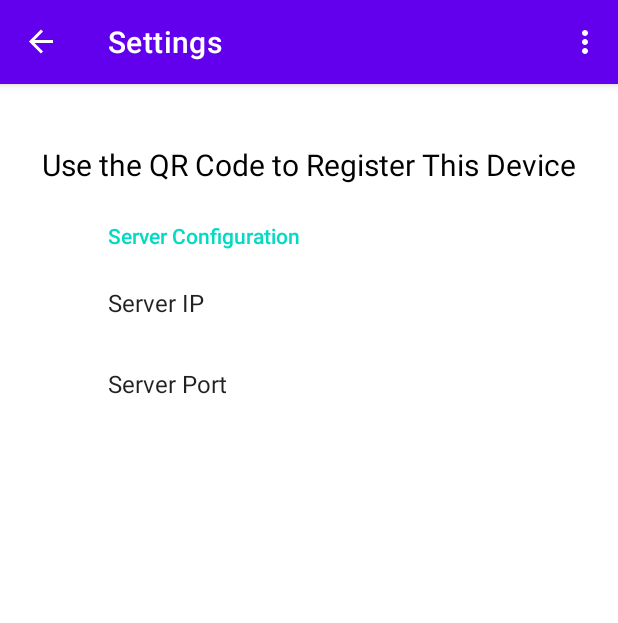
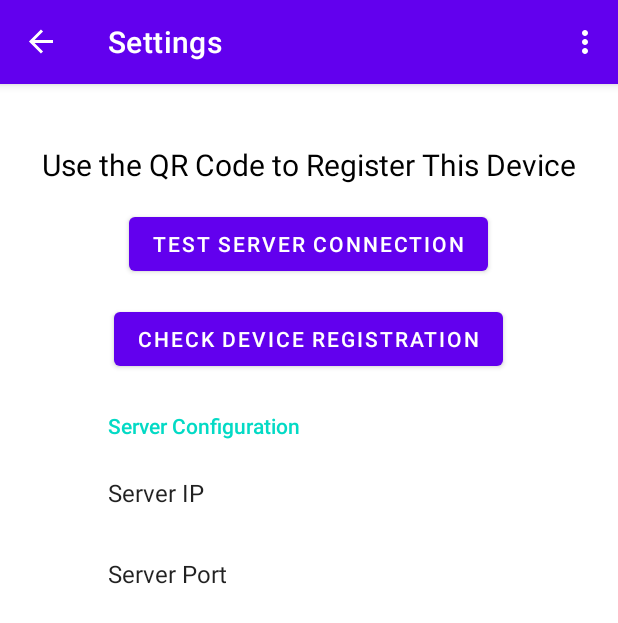
Before and after one commit to conifer0us/skPOS-v1-mockup, an Android app: the SettingsContainerScreen screen opened through its navigation route, on a phone screen of 412 x 824 dp. Shown: the top 623 px of the screen. Run offline under Robolectric (Android 15) with nearby library versions, the phone set to English and light mode, and no system bars; our stand-ins replace androidx.preference, navigation-ui; libraries missing offline, so code that uses them is left out: net.glxn.qrgen; 2 statements that could not run were skipped.

Commit message:
Add API endpoint for devices to check registration. Add buttons to app settings page to test connection

```diff
--- a/SKPOSandroid/app/src/main/res/layout/fragment_settings_container_screen.xml
+++ b/SKPOSandroid/app/src/main/res/layout/fragment_settings_container_screen.xml
@@ -32,6 +32,24 @@
                 android:layout_gravity="center_horizontal"
                 />
 
+            <Button
+                android:id="@+id/TestServerConnection"
+                android:text="@string/ServerTestButton"
+                android:layout_width="wrap_content"
+                android:layout_height="wrap_content"
+                android:layout_gravity="center_horizontal"
+                android:layout_marginTop="15dp"
+                />
+
+            <Button
+                android:id="@+id/TestDeviceRegistration"
+                android:text="@string/RegistrationCheckButton"
+                android:layout_width="wrap_content"
+                android:layout_height="wrap_content"
+                android:layout_gravity="center_horizontal"
+                android:layout_marginTop="15dp"
+                />
+
             <FrameLayout
                 android:id="@+id/settings"
                 android:layout_width="match_parent"
--- a/SKPOSandroid/app/src/main/res/values/strings.xml
+++ b/SKPOSandroid/app/src/main/res/values/strings.xml
@@ -25,6 +25,8 @@
     <string name="ServerIPPrompt">Server IP</string>
     <string name="ServerPortPrompt">Server Port</string>
     <string name="QRDescription">Use the QR Code to Register This Device</string>
+    <string name="ServerTestButton">Test Server Connection</string>
+    <string name="RegistrationCheckButton">Check Device Registration</string>
 
     <!-- Image Content Description Values -->
     <string name="logoContentDescription">SKPOS Logo</string>
```
Also changed, not shown: SKPOSandroid/app/src/main/java/com/subkingofmobile/skpos_android/SettingsManager.kt (+0 -12 lines), 2 other files.
